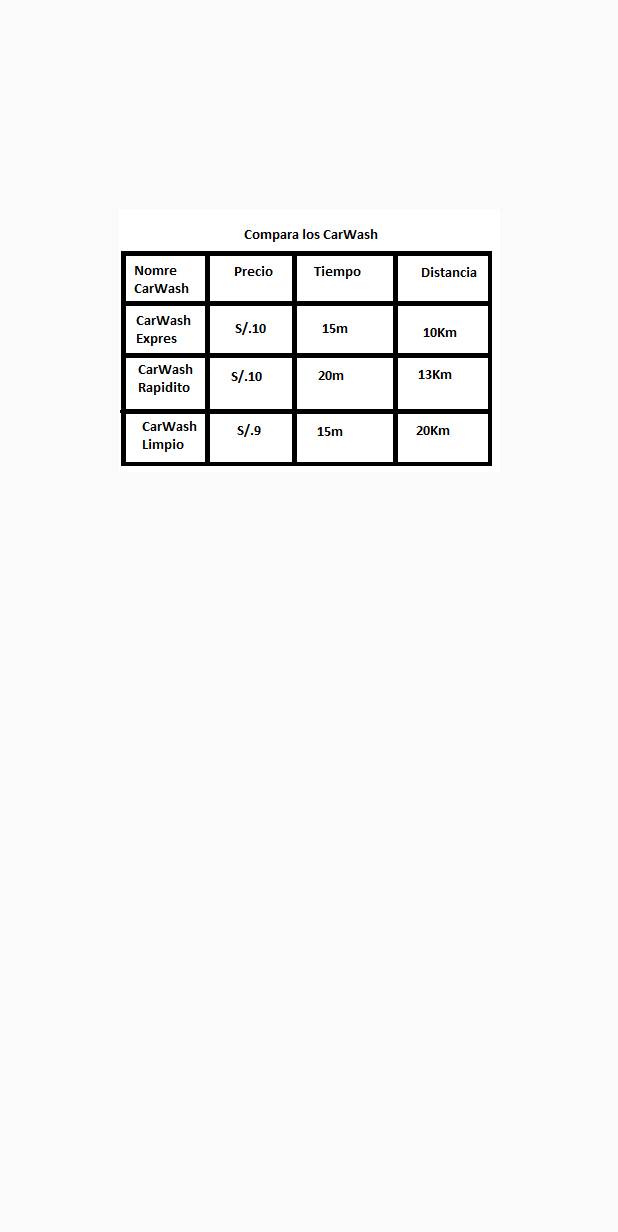
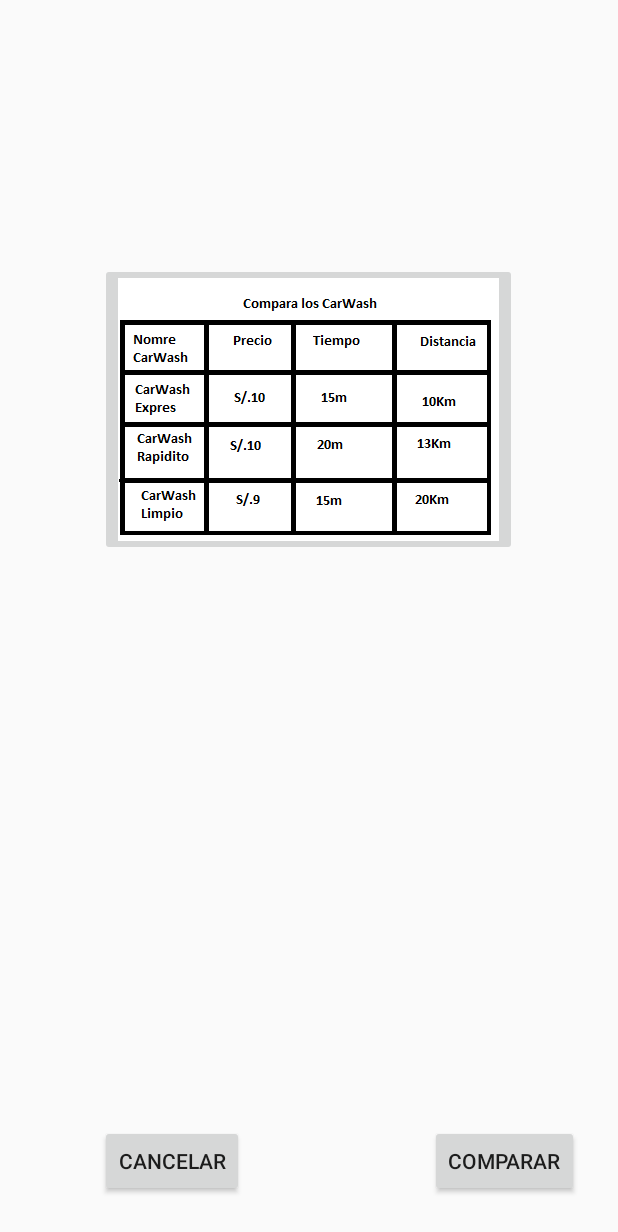
Before and after one commit to Rgameroco/CArWash, an Android app: the layout popupcomparar.xml on its own in the app's theme, with its tools: preview values and no code run, on a phone screen of 412 x 824 dp. Shown: the top 1232 px of the screen. Run offline under Robolectric (Android 15) with nearby library versions, the phone set to English and light mode, and no system bars.

Commit message:
PopupCOmparar Prueba1

```diff
--- a/app/src/main/AndroidManifest.xml
+++ b/app/src/main/AndroidManifest.xml
@@ -53,6 +53,7 @@
         <activity android:name=".ReservarActivity" />
         <activity android:name=".CompararActivity" />
         <activity android:name=".Ruta"></activity>
+        <activity android:name="PopUpComparar"></activity>
     </application>
 
 </manifest>
--- a/app/src/main/res/layout/popupbuscar.xml
+++ b/app/src/main/res/layout/popupbuscar.xml
@@ -8,7 +8,7 @@
 
     <SearchView
         android:id="@+id/serch_buscar"
-        android:layout_width="268dp"
+        android:layout_width="wrap_content"
         android:layout_height="wrap_content"
         android:layout_alignParentTop="true"
         android:layout_alignStart="@+id/txt_mensajeBuscar"
@@ -18,8 +18,8 @@
 
     <TextView
         android:id="@+id/txt_mensajeBuscar"
-        android:layout_width="259dp"
-        android:layout_height="44dp"
+        android:layout_width="wrap_content"
+        android:layout_height="wrap_content"
         android:layout_alignParentBottom="true"
         android:layout_alignParentEnd="true"
         android:layout_marginBottom="26dp"
--- a/app/src/main/res/layout/popupcomparar.xml
+++ b/app/src/main/res/layout/popupcomparar.xml
@@ -1,25 +1,42 @@
 <?xml version="1.0" encoding="utf-8"?>
-<android.support.constraint.ConstraintLayout
-    xmlns:android="http://schemas.android.com/apk/res/android"
-    xmlns:app="http://schemas.android.com/apk/res-auto"
-    xmlns:tools="http://schemas.android.com/tools"
-    android:layout_width="match_parent"
-    android:layout_height="match_parent">
+<RelativeLayout xmlns:android="http://schemas.android.com/apk/res/android"
+xmlns:app="http://schemas.android.com/apk/res-auto"
+xmlns:tools="http://schemas.android.com/tools"
+android:layout_width="match_parent"
+android:layout_height="match_parent"
+    >
 
-    <ImageView
-        android:id="@+id/imageView"
+    <ImageButton
+        android:id="@+id/imgView_comparar"
         android:layout_width="wrap_content"
         android:layout_height="wrap_content"
-        android:layout_marginBottom="8dp"
-        android:layout_marginEnd="8dp"
-        android:layout_marginLeft="8dp"
-        android:layout_marginRight="8dp"
-        android:layout_marginStart="8dp"
-        android:layout_marginTop="8dp"
+        android:layout_alignParentTop="true"
+        android:layout_centerHorizontal="true"
+        android:layout_marginTop="175dp"
+        android:visibility="visible"
         app:layout_constraintBottom_toBottomOf="parent"
         app:layout_constraintEnd_toEndOf="parent"
         app:layout_constraintStart_toStartOf="parent"
         app:layout_constraintTop_toTopOf="parent"
         app:layout_constraintVertical_bias="0.208"
         app:srcCompat="@mipmap/comparacion" />
-</android.support.constraint.ConstraintLayout>
+
+    <Button
+        android:id="@+id/btn_cancelarComparar"
+        android:layout_width="wrap_content"
+        android:layout_height="wrap_content"
+        android:layout_alignParentBottom="true"
+        android:layout_alignStart="@+id/imgView_comparar"
+        android:layout_marginBottom="26dp"
+        android:text="CANCELAR" />
+
+    <Button
+        android:id="@+id/btn_compararPopup"
+        android:layout_width="wrap_content"
+        android:layout_height="wrap_content"
+        android:layout_alignParentEnd="true"
+        android:layout_alignTop="@+id/btn_cancelarComparar"
+        android:layout_marginEnd="26dp"
+        android:text="COMPARAR" />
+
+</RelativeLayout>
```
Also changed, not shown: app/src/main/java/com/example/rgamero/carwash/AdaptadorPopComparar.java (deleted, +0 -48 lines), app/src/main/java/com/example/rgamero/carwash/CompararActivity.java (+6 -4 lines), app/src/main/java/com/example/rgamero/carwash/PopComparar.java (deleted, +0 -38 lines), app/src/main/java/com/example/rgamero/carwash/PopUpComparar.java (added, +19 -0 lines), app/src/main/java/com/example/rgamero/carwash/Ubicacion.java (+15 -14 lines), app/src/main/res/layout/activity_ubicacion.xml (+0 -19 lines), app/src/main/res/layout/popupcarwash2.xml (deleted, +0 -37 lines).
